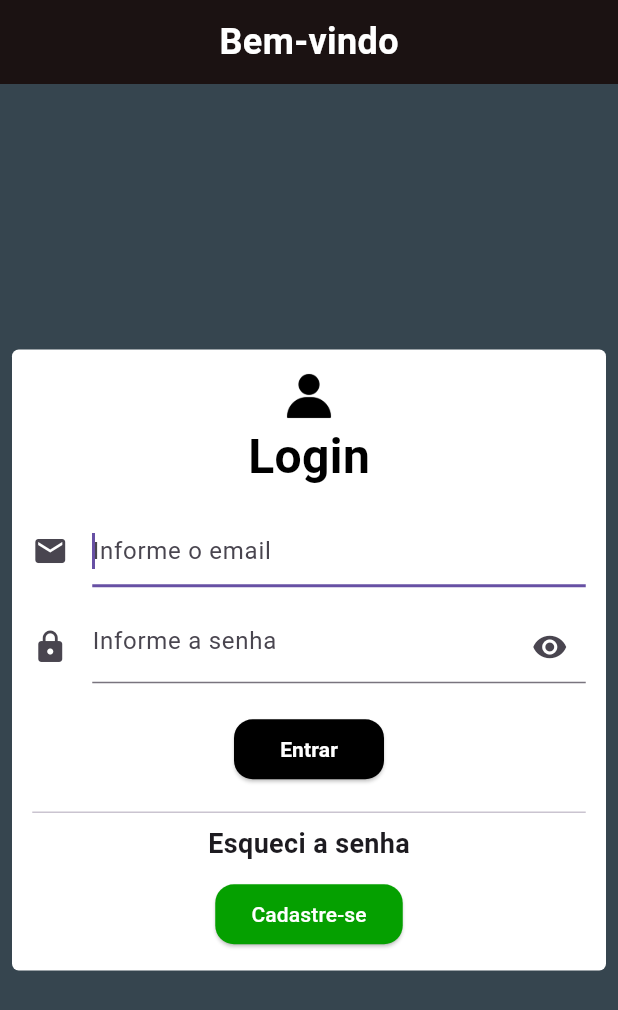
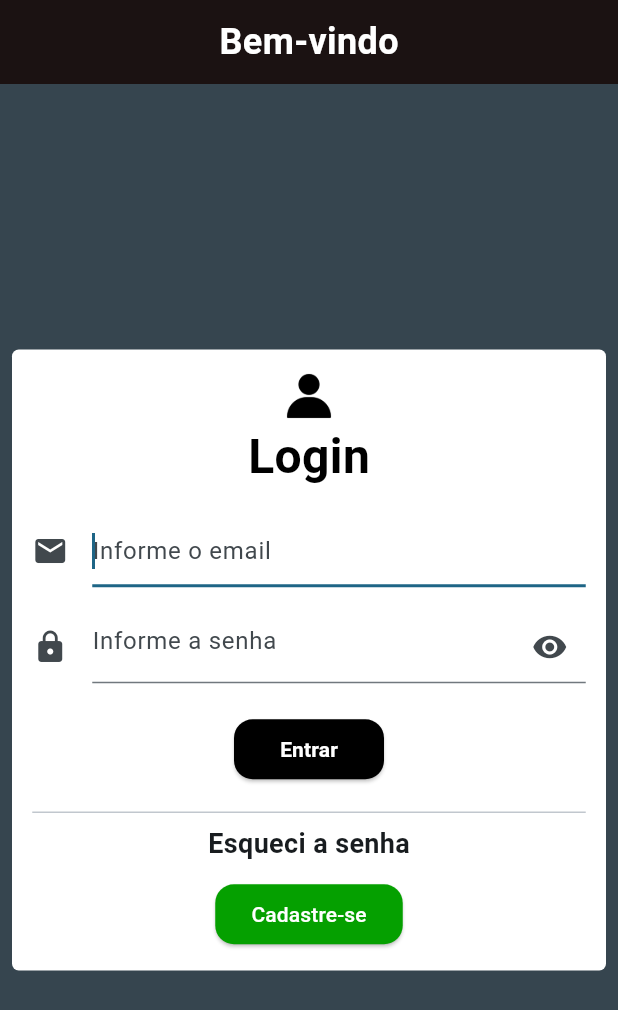
Before and after one commit to juan12331/Cadastro_flutter, a Flutter app: the screen it shows after launch, on a phone screen of 412 x 824 dp. Shown: the top 1010 px of the screen. Run offline on Flutter 3.47's test engine with Material 3 defaults, Android fonts, the phone set to English and light mode, and no system bars; Roboto replaces fonts that are missing (MontserratAlternates); project files that could hold a hidden picture were left out.

Commit message:
colocando tema padrão

```diff
--- a/lib/main.dart
+++ b/lib/main.dart
@@ -1,4 +1,5 @@
 import 'package:flutter/material.dart';
+import 'package:terceiro/shared/style.dart';
 import 'pages/login.dart';
 import 'pages/cadastro.dart';
 import 'pages/home.dart';
@@ -13,6 +14,13 @@ class MyApp extends StatelessWidget {
   @override
   Widget build(BuildContext context) {
     return MaterialApp(
+      debugShowCheckedModeBanner: false,
+      themeMode: ThemeMode.system,
+      theme: ThemeData(
+        fontFamily: MyFonts.fontPrime,
+        colorScheme: ColorScheme.fromSeed(seedColor: MyColors.cinza),
+        useMaterial3: true,
+      ),
       routes: {
         '/': (context) => const Login(),
         '/cadastro': (context) => const Cadastro(),
```
